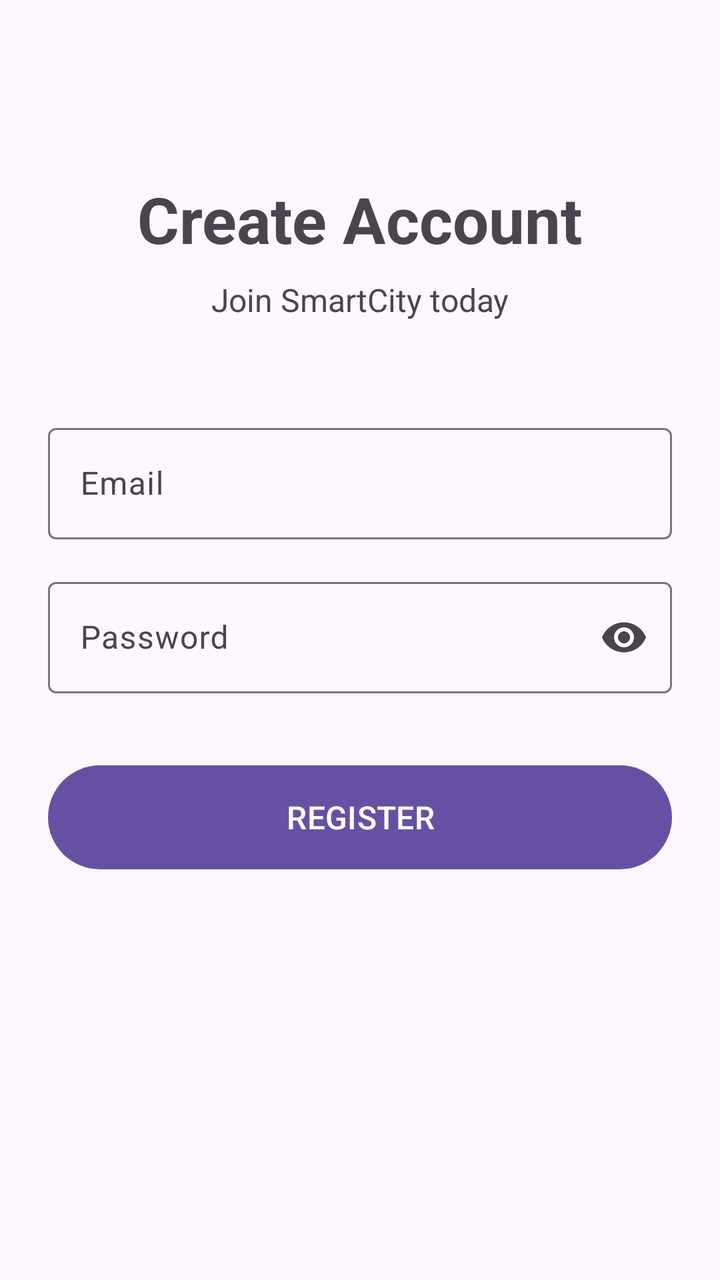
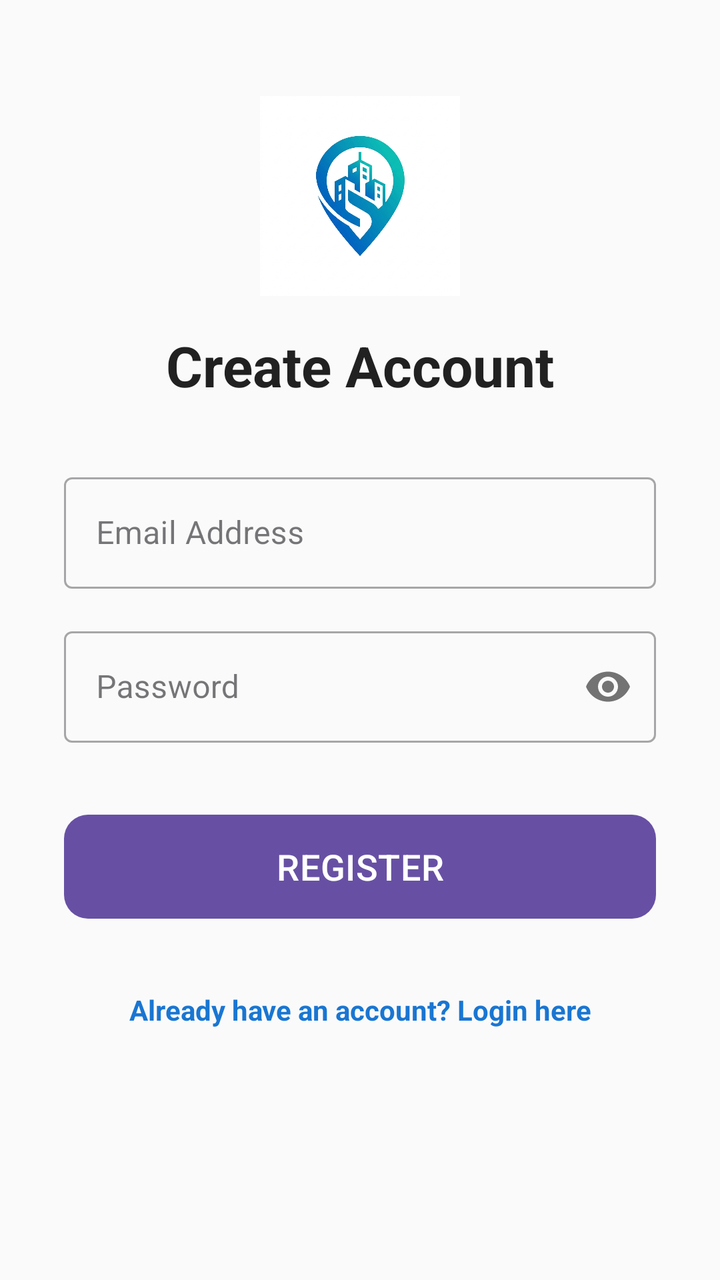

The first picture is an Android layout as it rendered before a commit; the second is the same layout after the commit. The layout source and the unified diff follow.
<!-- AndroidManifest.xml: application theme Theme.CN6008 -->
<!-- res/layout/activity_register.xml -->
<?xml version="1.0" encoding="utf-8"?>
<androidx.constraintlayout.widget.ConstraintLayout xmlns:android="http://schemas.android.com/apk/res/android"
    xmlns:app="http://schemas.android.com/apk/res-auto"
    xmlns:tools="http://schemas.android.com/tools"
    android:layout_width="match_parent"
    android:layout_height="match_parent"
    android:padding="24dp"
    tools:context=".RegisterActivity">

    <TextView
        android:id="@+id/tv_title"
        android:layout_width="wrap_content"
        android:layout_height="wrap_content"
        android:layout_marginTop="64dp"
        android:text="Create Account"
        android:textSize="32sp"
        android:textStyle="bold"
        app:layout_constraintEnd_toEndOf="parent"
        app:layout_constraintStart_toStartOf="parent"
        app:layout_constraintTop_toTopOf="parent" />

    <TextView
        android:id="@+id/tv_subtitle"
        android:layout_width="wrap_content"
        android:layout_height="wrap_content"
        android:layout_marginTop="8dp"
        android:text="Join SmartCity today"
        android:textSize="16sp"
        app:layout_constraintEnd_toEndOf="parent"
        app:layout_constraintStart_toStartOf="parent"
        app:layout_constraintTop_toBottomOf="@id/tv_title" />

    <com.google.android.material.textfield.TextInputLayout
        android:id="@+id/til_email"
        android:layout_width="0dp"
        android:layout_height="wrap_content"
        android:layout_marginTop="48dp"
        android:hint="Email"
        app:layout_constraintEnd_toEndOf="parent"
        app:layout_constraintStart_toStartOf="parent"
        app:layout_constraintTop_toBottomOf="@id/tv_subtitle">

        <com.google.android.material.textfield.TextInputEditText
            android:id="@+id/et_email"
            android:layout_width="match_parent"
            android:layout_height="wrap_content"
            android:inputType="textEmailAddress" />

    </com.google.android.material.textfield.TextInputLayout>

    <com.google.android.material.textfield.TextInputLayout
        android:id="@+id/til_password"
        android:layout_width="0dp"
        android:layout_height="wrap_content"
        android:layout_marginTop="16dp"
        android:hint="Password"
        app:endIconMode="password_toggle"
        app:layout_constraintEnd_toEndOf="parent"
        app:layout_constraintStart_toStartOf="parent"
        app:layout_constraintTop_toBottomOf="@id/til_email">

        <com.google.android.material.textfield.TextInputEditText
            android:id="@+id/et_password"
            android:layout_width="match_parent"
            android:layout_height="wrap_content"
            android:inputType="textPassword" />

    </com.google.android.material.textfield.TextInputLayout>

    <com.google.android.material.button.MaterialButton
        android:id="@+id/btn_register"
        android:layout_width="0dp"
        android:layout_height="60dp"
        android:layout_marginTop="32dp"
        android:text="REGISTER"
        android:textSize="16sp"
        app:layout_constraintEnd_toEndOf="parent"
        app:layout_constraintStart_toStartOf="parent"
        app:layout_constraintTop_toBottomOf="@id/til_password" />

</androidx.constraintlayout.widget.ConstraintLayout>
<!-- resources referenced by this layout -->
<resources>
  <style name="Theme.CN6008" parent="Base.Theme.CN6008" />
  <style name="Base.Theme.CN6008" parent="Theme.Material3.DayNight.NoActionBar">
          
          
      </style>
</resources>

<!-- the commit's change to res/layout/activity_register.xml (unified diff, before → after) -->
@@ -4,48 +4,49 @@
     xmlns:tools="http://schemas.android.com/tools"
     android:layout_width="match_parent"
     android:layout_height="match_parent"
-    android:padding="24dp"
+    android:padding="32dp"
+    android:background="#FAFAFA"
     tools:context=".RegisterActivity">
 
-    <TextView
-        android:id="@+id/tv_title"
-        android:layout_width="wrap_content"
-        android:layout_height="wrap_content"
-        android:layout_marginTop="64dp"
-        android:text="Create Account"
-        android:textSize="32sp"
-        android:textStyle="bold"
+    <ImageView
+        android:id="@+id/iv_logo"
+        android:layout_width="100dp"
+        android:layout_height="100dp"
+        android:src="@drawable/logo"
+        android:layout_marginTop="16dp"
         app:layout_constraintEnd_toEndOf="parent"
         app:layout_constraintStart_toStartOf="parent"
         app:layout_constraintTop_toTopOf="parent" />
 
     <TextView
-        android:id="@+id/tv_subtitle"
+        android:id="@+id/tv_app_title"
         android:layout_width="wrap_content"
         android:layout_height="wrap_content"
-        android:layout_marginTop="8dp"
-        android:text="Join SmartCity today"
-        android:textSize="16sp"
+        android:text="Create Account"
+        android:textSize="28sp"
+        android:textStyle="bold"
+        android:textColor="#212121"
+        android:layout_marginTop="16dp"
         app:layout_constraintEnd_toEndOf="parent"
         app:layout_constraintStart_toStartOf="parent"
-        app:layout_constraintTop_toBottomOf="@id/tv_title" />
+        app:layout_constraintTop_toBottomOf="@id/iv_logo" />
 
     <com.google.android.material.textfield.TextInputLayout
         android:id="@+id/til_email"
         android:layout_width="0dp"
         android:layout_height="wrap_content"
-        android:layout_marginTop="48dp"
-        android:hint="Email"
+        android:layout_marginTop="32dp"
+        android:hint="Email Address"
+        style="@style/Widget.MaterialComponents.TextInputLayout.OutlinedBox"
         app:layout_constraintEnd_toEndOf="parent"
         app:layout_constraintStart_toStartOf="parent"
-        app:layout_constraintTop_toBottomOf="@id/tv_subtitle">
-
+        app:layout_constraintTop_toBottomOf="@id/tv_app_title">
+        
         <com.google.android.material.textfield.TextInputEditText
             android:id="@+id/et_email"
             android:layout_width="match_parent"
             android:layout_height="wrap_content"
             android:inputType="textEmailAddress" />
-
     </com.google.android.material.textfield.TextInputLayout>
 
     <com.google.android.material.textfield.TextInputLayout
@@ -54,17 +55,17 @@
         android:layout_height="wrap_content"
         android:layout_marginTop="16dp"
         android:hint="Password"
-        app:endIconMode="password_toggle"
+        app:passwordToggleEnabled="true"
+        style="@style/Widget.MaterialComponents.TextInputLayout.OutlinedBox"
         app:layout_constraintEnd_toEndOf="parent"
         app:layout_constraintStart_toStartOf="parent"
         app:layout_constraintTop_toBottomOf="@id/til_email">
-
+        
         <com.google.android.material.textfield.TextInputEditText
             android:id="@+id/et_password"
             android:layout_width="match_parent"
             android:layout_height="wrap_content"
             android:inputType="textPassword" />
-
     </com.google.android.material.textfield.TextInputLayout>
 
     <com.google.android.material.button.MaterialButton
@@ -73,9 +74,23 @@
         android:layout_height="60dp"
         android:layout_marginTop="32dp"
         android:text="REGISTER"
-        android:textSize="16sp"
+        android:textSize="18sp"
+        app:cornerRadius="12dp"
         app:layout_constraintEnd_toEndOf="parent"
         app:layout_constraintStart_toStartOf="parent"
         app:layout_constraintTop_toBottomOf="@id/til_password" />
 
+    <TextView
+        android:id="@+id/tv_go_to_login"
+        android:layout_width="wrap_content"
+        android:layout_height="wrap_content"
+        android:text="Already have an account? Login here"
+        android:textColor="#1976D2"
+        android:textStyle="bold"
+        android:layout_marginTop="24dp"
+        android:padding="8dp"
+        app:layout_constraintEnd_toEndOf="parent"
+        app:layout_constraintStart_toStartOf="parent"
+        app:layout_constraintTop_toBottomOf="@id/btn_register" />
+
 </androidx.constraintlayout.widget.ConstraintLayout>
<!-- resource entries referenced after the edit -->
@@ -1,5 +1,6 @@
 <!-- resources referenced by this layout -->
 <resources>
+  <!-- drawable logo: png bitmap (drawable, 242869 bytes) -->
   <style name="Theme.CN6008" parent="Base.Theme.CN6008" />
   <style name="Base.Theme.CN6008" parent="Theme.Material3.DayNight.NoActionBar">
           
